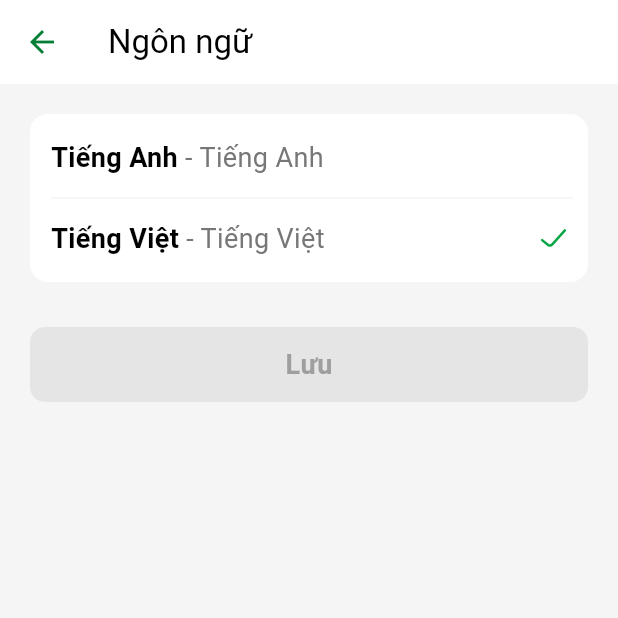
After one commit to AnhHa03/YumGo, a Flutter app: the LanguageSettings screen opened directly, on a phone screen of 412 x 824 dp, the top half of it. The commit adds this screen. Run offline on Flutter 3.47's test engine with Material 3 defaults, Android fonts, the phone set to English and light mode, and no system bars; our stand-ins replace flutter_svg; network calls fail.

Commit message:
feat: add language settings screen

```diff
--- a/lib/app/app.dart
+++ b/lib/app/app.dart
@@ -1,4 +1,5 @@
 import 'package:flutter/material.dart';
+import 'package:yumgo/core/localization/app_locales.dart';
 import 'package:yumgo/core/theme/app_theme.dart';
 import 'package:yumgo/features/home/data/fake_restaurants_list.dart';
 import 'package:yumgo/app/main_screen.dart';
--- /dev/null
+++ b/lib/core/localization/app_locales.dart
@@ -0,0 +1,8 @@
+import 'package:flutter/material.dart';
+
+class AppLocales {
+  static const vi = Locale('vi');
+  static const en = Locale('en');
+
+  static const supportedLocales = [vi, en];
+}
--- a/lib/core/theme/constants/app_icons.dart
+++ b/lib/core/theme/constants/app_icons.dart
@@ -32,4 +32,5 @@ class AppIcons {
   static const String help_outline = 'assets/icons/help_outline.svg';
   static const String store_outline = 'assets/icons/store_outline.svg';
   static const String voucher_outline = 'assets/icons/voucher_outline.svg';
+  static const String tick = 'assets/icons/tick.svg';
 }
--- /dev/null
+++ b/lib/features/settings/ui/language_settings.dart
@@ -0,0 +1,101 @@
+import 'package:flutter/material.dart';
+import 'package:yumgo/core/theme/app_colors.dart';
+import 'package:yumgo/core/theme/constants/app_icons.dart';
+import 'package:yumgo/widgets/app_button.dart';
+import 'package:yumgo/widgets/app_icon.dart';
+
+class LanguageSettings extends StatefulWidget {
+  const LanguageSettings({super.key});
+
+  @override
+  State<LanguageSettings> createState() => _LanguageSettingsState();
+}
+
+class _LanguageSettingsState extends State<LanguageSettings> {
+  late bool isEn = false;
+  late bool isEnSelected = false;
+  @override
+  Widget build(BuildContext context) {
+    return Scaffold(
+      backgroundColor: AppColors.backgroundGrey,
+      appBar: AppBar(title: Text("Ngôn ngữ")),
+      body: Column(
+        children: [
+          Container(
+            margin: EdgeInsets.all(20),
+            padding: EdgeInsets.fromLTRB(14, 10, 10, 10),
+            decoration: BoxDecoration(
+              color: AppColors.white,
+              borderRadius: BorderRadius.circular(12.0),
+            ),
+            child: Column(
+              mainAxisSize: MainAxisSize.min,
+              children: [
+                language_item(
+                  () => setState(() {
+                    isEnSelected = true;
+                  }),
+                  "Tiếng Anh",
+                  "Tiếng Anh",
+                  isEnSelected,
+                ),
+                Divider(thickness: 0.2, color: AppColors.greyLight),
+                language_item(
+                  () => setState(() {
+                    isEnSelected = false;
+                  }),
+                  "Tiếng Việt",
+                  "Tiếng Việt",
+                  !isEnSelected,
+                ),
+              ],
+            ),
+          ),
+          AppButton(
+            height: 50,
+            width: MediaQuery.of(context).size.width,
+            title: "Lưu",
+            isEnable: (isEn == isEnSelected) ? false : true,
+          ),
+        ],
+      ),
+    );
+  }
+
+  GestureDetector language_item(
+    VoidCallback onTap,
+    String current_locale,
+    String default_cocale,
+    bool isSelected,
+  ) {
+    return GestureDetector(
+      onTap: onTap,
+      child: Padding(
+        padding: const EdgeInsets.only(top: 6, bottom: 6),
+        child: Row(
+          children: [
+            Text(
+              current_locale,
+              style: TextStyle(
+                fontSize: 18,
+                color: AppColors.black,
+                fontWeight: FontWeight.w600,
+              ),
+            ),
+            Text(
+              " - ${default_cocale}",
+              style: TextStyle(
+                color: AppColors.greyDark,
+                fontSize: 18,
+                fontWeight: FontWeight.w400,
+              ),
+            ),
+            Spacer(),
+            if (isSelected)
+              AppIcon(icon: AppIcons.tick, size: 26, color: AppColors.primary),
+          ],
+        ),
+      ),
+    );
+  }
+}
--- a/lib/features/settings/ui/settings_screen.dart
+++ b/lib/features/settings/ui/settings_screen.dart
@@ -1,5 +1,6 @@
 import 'package:flutter/material.dart';
 import 'package:yumgo/core/theme/app_colors.dart';
+import 'package:yumgo/features/settings/ui/language_settings.dart';
 import 'package:yumgo/features/settings/widgets/app_settings.dart';
 import 'package:yumgo/features/settings/widgets/support_policy.dart';
 
@@ -18,7 +19,19 @@ class _SettingsScreenState extends State<SettingsScreen> {
       appBar: AppBar(title: Text("Cài đặt")),
       body: Padding(
         padding: const EdgeInsets.all(20.0),
-        child: Column(children: [AppSettings(), SupportPolicy()]),
+        child: Column(
+          children: [
+            AppSettings(
+              onTapLanguage: () {
+                Navigator.push(
+                  context,
+                  MaterialPageRoute(builder: (_) => LanguageSettings()),
+                );
+              },
+            ),
+            SupportPolicy(),
+          ],
+        ),
       ),
     );
   }
--- a/lib/features/settings/widgets/app_settings.dart
+++ b/lib/features/settings/widgets/app_settings.dart
@@ -4,7 +4,8 @@ import 'package:yumgo/core/theme/constants/app_icons.dart';
 import 'package:yumgo/widgets/app_icon.dart';
 
 class AppSettings extends StatelessWidget {
-  const AppSettings({super.key});
+  final VoidCallback onTapLanguage;
+  const AppSettings({super.key, required this.onTapLanguage});
 
   @override
   Widget build(BuildContext context) {
@@ -28,7 +29,7 @@ class AppSettings extends StatelessWidget {
           ),
           child: Column(
             children: [
-              AppSettingsItem(() {}, "Ngôn ngữ", "Tiếng Việt", true),
+              AppSettingsItem(onTapLanguage, "Ngôn ngữ", "Tiếng Việt", true),
               Divider(thickness: 0.2, color: AppColors.greyLight),
               AppSettingsItem(() {}, "Chế độ", "Sáng", false),
             ],
@@ -47,9 +48,7 @@ class AppSettings extends StatelessWidget {
     return Padding(
       padding: const EdgeInsets.only(top: 6, bottom: 6),
       child: GestureDetector(
-        onTap: () {
-          // change mode
-        },
+        onTap: onTapSetting,
         child: Row(
           children: [
             Text(
--- /dev/null
+++ b/lib/providers/locale_provider.dart
@@ -0,0 +1,12 @@
+import 'package:flutter/material.dart';
+
+class LocaleProvider extends ChangeNotifier {
+  Locale _locale = const Locale('vi');
+  Locale get locale => _locale;
+  void changeLocale(Locale locale) {
+    if (_locale == locale) return;
+
+    _locale = locale;
+    notifyListeners();
+  }
+}
--- /dev/null
+++ b/lib/widgets/app_button.dart
@@ -0,0 +1,49 @@
+import 'package:flutter/material.dart';
+import 'package:yumgo/core/theme/app_colors.dart';
+
+class AppButton extends StatefulWidget {
+  late bool isEnable;
+  final double height;
+  final double width;
+  final String title;
+  late VoidCallback? onTap;
+  AppButton({
+    super.key,
+    required this.height,
+    required this.width,
+    required this.title,
+    this.onTap,
+    required this.isEnable,
+  });
+
+  @override
+  State<AppButton> createState() => _AppButtonState();
+}
+
+class _AppButtonState extends State<AppButton> {
+  @override
+  Widget build(BuildContext context) {
+    return Container(
+      margin: EdgeInsets.fromLTRB(20, 10, 20, 10),
+      height: widget.height,
+      width: widget.width,
+      decoration: BoxDecoration(
+        color: widget.isEnable ? AppColors.primary : AppColors.greyLight60,
+        borderRadius: BorderRadius.circular(10),
+      ),
+      child: GestureDetector(
+        onTap: widget.isEnable ? widget.onTap : null,
+        child: Center(
+          child: Text(
+            widget.title,
+            style: TextStyle(
+              color: widget.isEnable ? AppColors.white : AppColors.grey,
+              fontSize: 18,
+              fontWeight: FontWeight.w600,
+            ),
+          ),
+        ),
+      ),
+    );
+  }
+}
--- a/pubspec.yaml
+++ b/pubspec.yaml
@@ -31,6 +31,8 @@ dependencies:
   flutter_svg: ^2.0.7
   intl: ^0.20.2
   flutter:
+    sdk: flutter
+  flutter_localizations:
     sdk: flutter
 
   # The following adds the Cupertino Icons font to your application.
```
Also changed, not shown: assets/icons/tick.svg (added), pubspec.lock.
